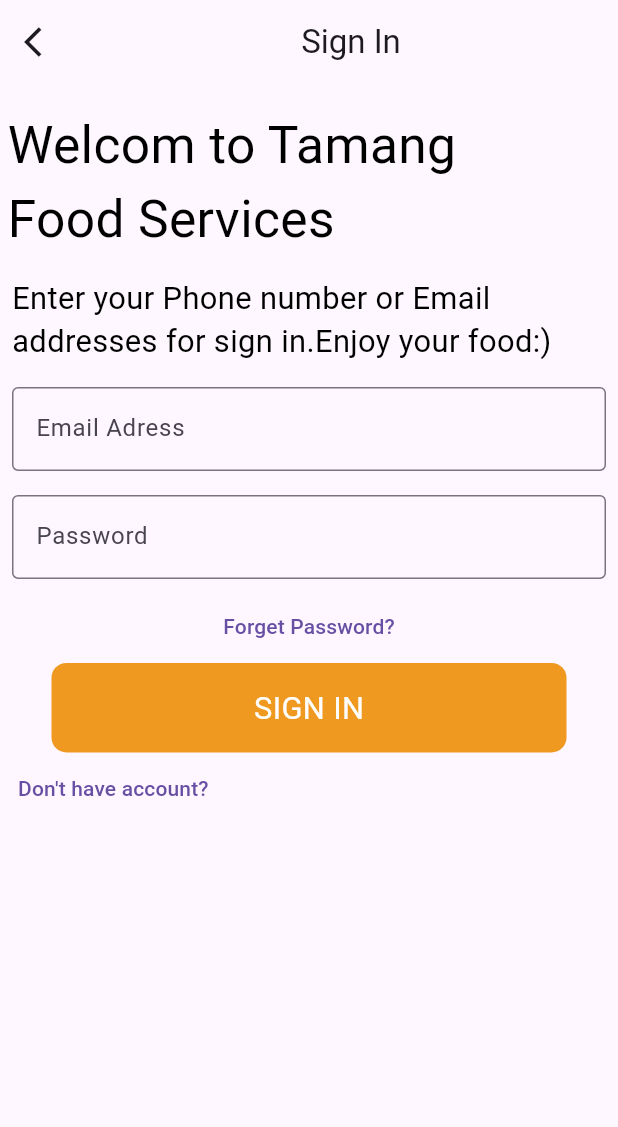
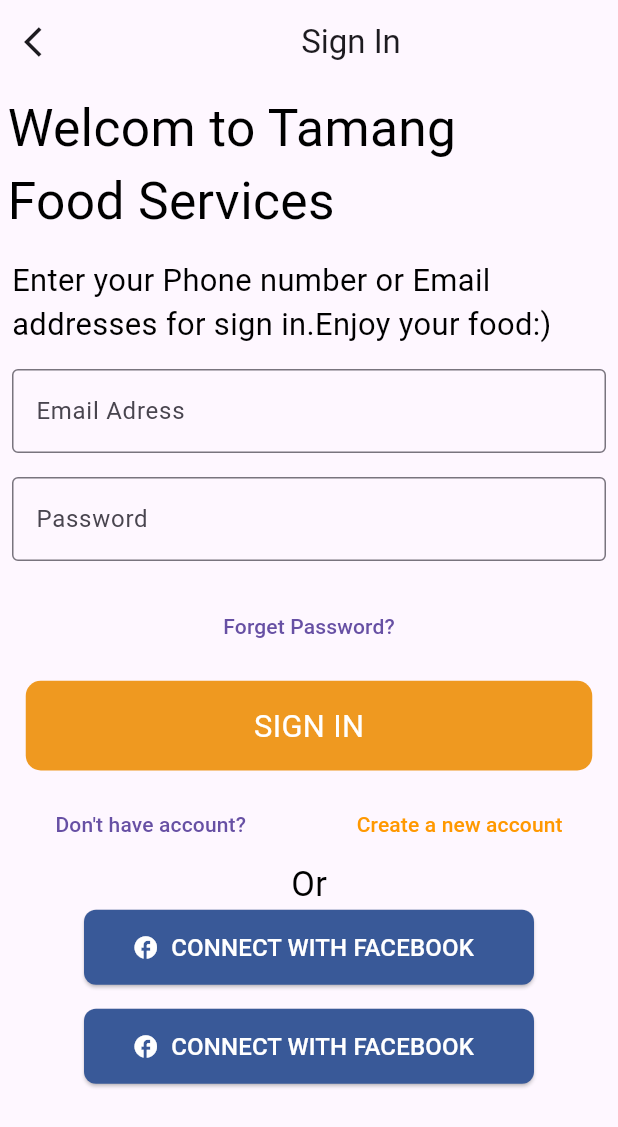
Before and after one commit to Muhammd-Shehzad/tammfoodapp, a Flutter app: the SignIn screen opened directly, on a phone screen of 412 x 824 dp. Shown: the top 1127 px of the screen. Run offline on Flutter 3.47's test engine with Material 3 defaults, Android fonts, the phone set to English and light mode, and no system bars; our stand-ins replace flutter_screenutil, get.

Commit message:
sign in page done

```diff
--- a/lib/CustomWidget/custom_button.dart
+++ b/lib/CustomWidget/custom_button.dart
@@ -2,7 +2,7 @@ import 'package:flutter/material.dart';
 import 'package:flutter_screenutil/flutter_screenutil.dart';
 
 class CustomButton extends StatelessWidget {
-  CustomButton({
+  const CustomButton({
     super.key,
     this.text,
     this.color,
@@ -20,7 +20,7 @@ class CustomButton extends StatelessWidget {
   @override
   Widget build(BuildContext context) {
     return InkWell(
-      onTap: () => onPressed,
+      onTap: onPressed,
       child: Container(
         height: heigth,
         width: width,
--- a/lib/CustomWidget/custom_text_field.dart
+++ b/lib/CustomWidget/custom_text_field.dart
@@ -1,7 +1,7 @@
 import 'package:flutter/material.dart';
 
 class CustomTextField extends StatelessWidget {
-  CustomTextField({
+  const CustomTextField({
     super.key,
     this.text,
   });
@@ -12,7 +12,7 @@ class CustomTextField extends StatelessWidget {
     return TextFormField(
       decoration: InputDecoration(
         hintText: text,
-        border: OutlineInputBorder(),
+        border: const OutlineInputBorder(),
       ),
     );
   }
--- a/lib/UI/SignIn/sign_in.dart
+++ b/lib/UI/SignIn/sign_in.dart
@@ -2,7 +2,6 @@ import 'package:flutter/material.dart';
 import 'package:flutter_screenutil/flutter_screenutil.dart';
 import 'package:foodapp/CustomWidget/custom_button.dart';
 import 'package:foodapp/CustomWidget/custom_text_field.dart';
-import 'package:foodapp/main.dart';
 
 class SignIn extends StatefulWidget {
   const SignIn({super.key});
@@ -16,15 +15,12 @@ class _SignInState extends State<SignIn> {
   Widget build(BuildContext context) {
     return Scaffold(
       appBar: AppBar(
-        leading: Icon(Icons.arrow_back_ios),
-        title: Center(child: Text('Sign In')),
+        leading: const Icon(Icons.arrow_back_ios),
+        title: const Center(child: Text('Sign In')),
       ),
       body: Column(
         mainAxisAlignment: MainAxisAlignment.start,
         children: [
-          SizedBox(
-            height: 10.h,
-          ),
           Padding(
             padding: const EdgeInsets.all(5),
             child: Align(
@@ -60,26 +56,80 @@ class _SignInState extends State<SignIn> {
                   text: 'Password',
                 ),
               ),
+              SizedBox(
+                height: 10.h,
+              ),
               TextButton(
                 onPressed: () {},
-                child: Text('Forget Password?'),
+                child: const Text('Forget Password?'),
+              ),
+              SizedBox(
+                height: 10.h,
               ),
               CustomButton(
                 heigth: 50.h,
-                width: 300.w,
-                color: Color(0xFFEF9920),
+                width: 330.w,
+                color: const Color(0xFFEF9920),
                 text: 'SIGN IN',
                 onPressed: () {},
               ),
+              SizedBox(
+                height: 10.h,
+              ),
               Row(
+                mainAxisAlignment: MainAxisAlignment.spaceAround,
                 children: [
                   TextButton(
                     onPressed: () {},
                     child: Text('Don\'t have account?'),
-
                   ),
-
+                  TextButton(
+                    onPressed: () {},
+                    child: Text(
+                      'Create a new account',
+                      style: TextStyle(color: Colors.orange),
+                    ),
+                  ),
                 ],
+              ),
+              Text(
+                'Or',
+                style: TextStyle(color: Colors.black, fontSize: 20.sp),
+              ),
+              ElevatedButton.icon(
+                style: ElevatedButton.styleFrom(
+                  backgroundColor: Color(0xFF395998), // Facebook Blue
+                  minimumSize: Size(300, 50),
+                  shape: RoundedRectangleBorder(
+                    borderRadius: BorderRadius.circular(8),
+                  ),
+                ),
+                onPressed: () {
+                  // Add your Facebook login logic here
+                },
+                icon: Icon(Icons.facebook, color: Colors.white),
+                label: Text(
+                  "CONNECT WITH FACEBOOK",
+                  style: TextStyle(color: Colors.white, fontSize: 16),
+                ),
+              ),
+              SizedBox(height: 16),
+              ElevatedButton.icon(
+                style: ElevatedButton.styleFrom(
+                  backgroundColor: Color(0xFF395998), // Facebook Blue
+                  minimumSize: Size(300, 50),
+                  shape: RoundedRectangleBorder(
+                    borderRadius: BorderRadius.circular(8),
+                  ),
+                ),
+                onPressed: () {
+                  // Add your Facebook login logic here
+                },
+                icon: Icon(Icons.facebook, color: Colors.white),
+                label: Text(
+                  "CONNECT WITH FACEBOOK",
+                  style: TextStyle(color: Colors.white, fontSize: 16),
+                ),
               ),
             ],
           ),
--- a/lib/UI/WelcomScreen/welcom_screen.dart
+++ b/lib/UI/WelcomScreen/welcom_screen.dart
@@ -21,8 +21,10 @@ class _WelcomScreenState extends State<WelcomScreen> {
       body: Stack(
         children: [
           PageView(
-            children: [
-              PageViwe1(),
+            children: const [
+              PageViwe1(
+
+              ),
               PageView2(),
               PageView3(),
               PageView4(),
--- a/lib/main.dart
+++ b/lib/main.dart
@@ -7,10 +7,10 @@ import 'package:get/get.dart';
 void main() {
   runApp(
     ScreenUtilInit(
-      designSize: Size(360, 690),
+      designSize: const Size(360, 690),
       splitScreenMode: true,
       minTextAdapt: true,
-      builder: (context, child) => GetMaterialApp(
+      builder: (context, child) => const GetMaterialApp(
         home: WelcomScreen(),
         // SignIn()
       ),
```
Also changed, not shown: lib/UI/WelcomScreen/page_view1.dart (+14 -5 lines), lib/UI/WelcomScreen/page_view2.dart (+11 -6 lines), lib/UI/WelcomScreen/page_view3.dart (+8 -4 lines), lib/UI/WelcomScreen/page_view4.dart (+9 -4 lines).
